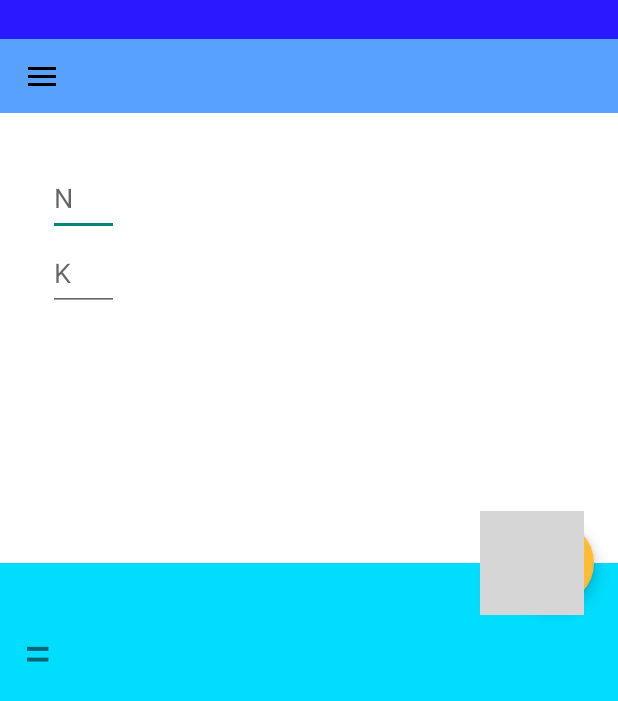
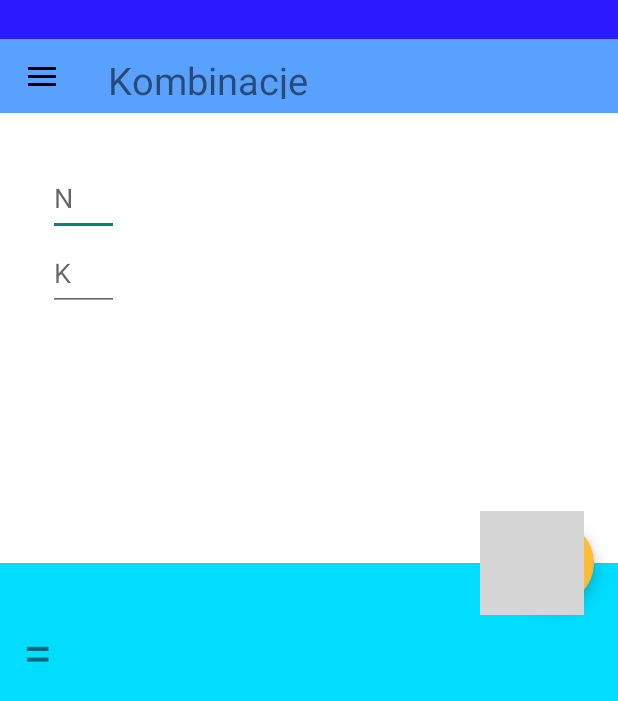
Before and after one commit to tvisnia/Combilator, an Android app: the screen it shows after launch (MyActivity), after a tap on an icon or button, on a phone screen of 412 x 824 dp. Shown: the top 701 px of the screen. Run offline under Robolectric (Android 15) with nearby library versions, the phone set to English and light mode, and no system bars; libraries missing offline, so code that uses them is left out: com.daimajia.androidanimations, com.github.rahatarmanahmed.cpv, com.nineoldandroids.animation; plain views replace CircularProgressView; 13 statements that could not run were skipped; grey boxes are pictures that could not be loaded.

Commit message:
final app vol.4

```diff
--- a/app/build.gradle
+++ b/app/build.gradle
@@ -41,4 +41,5 @@ dependencies {
     compile 'com.google.code.gson:gson:2.3'
     compile 'com.github.rahatarmanahmed:circularprogressview:2.4.0'
     compile 'com.ms-square:expandableTextView:0.1.4@aar'
+    compile 'com.google.android.gms:play-services:7.8.0'
 }
--- a/app/src/main/AndroidManifest.xml
+++ b/app/src/main/AndroidManifest.xml
@@ -7,6 +7,7 @@
         android:icon="@drawable/icon"
         android:label="@string/app_name"
         android:theme="@style/AppTheme" >
+        <uses-permission android:name="android.permission.GET_ACCOUNTS"/>
         <activity
             android:hardwareAccelerated="true"
             android:name=".MyActivity"
--- a/app/src/main/java/com/hexati/combilator/MyActivity.java
+++ b/app/src/main/java/com/hexati/combilator/MyActivity.java
@@ -1,5 +1,7 @@
 package com.hexati.combilator;
 
+import android.accounts.Account;
+import android.accounts.AccountManager;
 import android.app.Activity;
 import android.content.pm.ActivityInfo;
 import android.content.res.ColorStateList;
@@ -15,9 +17,11 @@ import android.support.v7.widget.RecyclerView;
 import android.support.v7.widget.Toolbar;
 import android.text.TextUtils;
 import android.text.method.ScrollingMovementMethod;
+import android.util.Log;
 import android.view.GestureDetector;
 import android.view.MotionEvent;
 import android.view.View;
+import android.view.WindowManager;
 import android.view.inputmethod.InputMethodManager;
 import android.widget.EditText;
 import android.widget.LinearLayout;
@@ -36,13 +40,8 @@ import utils.AnimationUtils;
  */
 public class MyActivity extends AppCompatActivity implements View.OnClickListener {
 
-    private static final String BOSS_NAME = "Tomasz Wiśniewski";
-    private static final String BOSS_EMAIL = "tomek97@gmail.com";
     private static final long COLOR_CHANGE_ANIMATION_DURATION = 1000;
-    private static final String COMBINATION = "Kombinacje";
-    private static final String V_VARIATION = "Wariacje bez powtórzeń";
-    private static final String W_VARIATION = "Wariacje z powtórzeniami";
-    private static final String PERMUTATION = "Permutacje";
+    private static String EMAIL = String.valueOf(R.string.empty_text);
 
 
     private FloatingActionButton countNewtonButton;
@@ -79,17 +78,24 @@ public class MyActivity extends AppCompatActivity implements View.OnClickListene
 
     private String nInputText;
     private String kInputText;
+    private String[] leftSliderData;
 
-    private String[] leftSliderData = {COMBINATION, W_VARIATION, V_VARIATION, PERMUTATION};
+    private String WELCOME_MESSAGE;
+    private String COMBINATION;
+    private String V_VARIATION;
+    private String W_VARIATION;
+    private String PERMUTATION;
+
     private int[] icons = {R.drawable.newton, R.drawable.w, R.drawable.v, R.drawable.silnia};
     private LinearLayoutManager mLayoutManager;
 
     private Toolbar topToolbar;
     private int clickedPosition;
 
-
     @Override
     protected void onCreate(Bundle savedInstanceState) {
+        initVariablesFromResources();
+        retrieveGoogleAcountId();
         setRequestedOrientation(ActivityInfo.SCREEN_ORIENTATION_PORTRAIT);
         super.onCreate(savedInstanceState);
         setDefaultColors();
@@ -99,8 +105,32 @@ public class MyActivity extends AppCompatActivity implements View.OnClickListene
         initDrawer();
         clickedPosition = 1;
         onNavDrawerItemClickHandler(clickedPosition);
+        this.getWindow().setSoftInputMode(WindowManager.LayoutParams.SOFT_INPUT_STATE_ALWAYS_HIDDEN);
+    }
 
+    private void initVariablesFromResources() {
+        COMBINATION = getResources().getString(R.string.Combination);
+        V_VARIATION = getResources().getString(R.string.variation_without_rep);
+        W_VARIATION = getResources().getString(R.string.variation_with_rep);
+        PERMUTATION = getResources().getString(R.string.permutation);
+        WELCOME_MESSAGE = getResources().getString(R.string.welcome_message);
+
+        leftSliderData = new String[]{COMBINATION, W_VARIATION, V_VARIATION, PERMUTATION};
     }
+
+    private void retrieveGoogleAcountId() {
+        AccountManager manager = (AccountManager) getSystemService(ACCOUNT_SERVICE);
+        Account[] list = manager.getAccounts();
+        String gmail = null;
+
+        for (Account account : list) {
+            if (account.type.equalsIgnoreCase(getString(R.string.google_package))) {
+                EMAIL = account.name;
+                break;
+            }
+        }
+    }
+
 
     private void initToolbar() {
         if (toolbar != null) {
@@ -113,7 +143,7 @@ public class MyActivity extends AppCompatActivity implements View.OnClickListene
         currentCountingTextView.setText(COMBINATION);
         leftDrawerList = (RecyclerView) findViewById(R.id.left_drawer);
         leftDrawerList.setHasFixedSize(true);
-        drawerAdapter = new NavigationDrawerAdapter(leftSliderData, icons, BOSS_NAME, BOSS_EMAIL, R.drawable.unnamed, this);
+        drawerAdapter = new NavigationDrawerAdapter(leftSliderData, icons, WELCOME_MESSAGE, EMAIL, R.drawable.unnamed, this);
         leftDrawerList.setAdapter(drawerAdapter);
         mLayoutManager = new LinearLayoutManager(this);
         permutationSymbol = (TextView) findViewById(R.id.permutation_symbol);
@@ -178,6 +208,7 @@ public class MyActivity extends AppCompatActivity implements View.OnClickListene
 
             @Override
             public void onDrawerOpened(View drawerView) {
+                hideSoftKeyboard(MyActivity.this);
                 super.onDrawerOpened(drawerView);
 
             }
@@ -198,7 +229,7 @@ public class MyActivity extends AppCompatActivity implements View.OnClickListene
     }
 
 
-    private class CountTask extends AsyncTask<Void, Void, Void> {
+    private class CountFactorialTask extends AsyncTask<Void, Void, Void> {
         @Override
         protected void onPreExecute() {
             progressView.setVisibility(View.VISIBLE);
@@ -209,12 +240,12 @@ public class MyActivity extends AppCompatActivity implements View.OnClickListene
         @Override
         protected Void doInBackground(Void... params) {
             nValue = Integer.valueOf(nInputText);
-            runOnUiThread(new Runnable() {
-                @Override
-                public void run() {
-                    progressView.resetAnimation();
-                }
-            });
+//            runOnUiThread(new Runnable() {
+//                @Override
+//                public void run() {
+//                    progressView.resetAnimation();
+//                }
+//            });
             countLoopedFactorial(nValue);
 
             return null;
@@ -331,7 +362,7 @@ public class MyActivity extends AppCompatActivity implements View.OnClickListene
         return valueNewton;
     }
 
-    private boolean isNSymbolInteger(String nSymbol) {
+    private boolean isInputInteger(String nSymbol) {
         return (nSymbol.matches("^-?\\d+$"));
     }
 
@@ -344,8 +375,8 @@ public class MyActivity extends AppCompatActivity implements View.OnClickListene
         return (TextUtils.isEmpty(nSymbol) || TextUtils.isEmpty(kSymbol));
     }
 
-    private boolean isNSymbolInputEmpty(String nSymbol) {
-        return (TextUtils.isEmpty(nSymbol));
+    private boolean isInputEmpty(String Symbol) {
+        return (TextUtils.isEmpty(Symbol));
     }
 
     private void setNewtonResult() {
@@ -358,47 +389,86 @@ public class MyActivity extends AppCompatActivity implements View.OnClickListene
         }
     }
 
+    private boolean isKSymbolGreater() {
+        return (kValue > nValue);
+    }
+
+    private void setInputsEmpty() {
+        nInput.setText(getResources().getString(R.string.empty_text));
+        kInput.setText(getResources().getString(R.string.empty_text));
+    }
+
     @Override
     public void onClick(View v) {
+        hideSoftKeyboard(this);
         nInputText = nInput.getText().toString();
         kInputText = kInput.getText().toString();
-        if (clickedPosition == 4) {
-            if (isNSymbolInputEmpty(nInputText) || !isNSymbolInteger(nInputText)) {
+        if (isInputEmpty(nInputText)
+                || !isInputInteger(nInputText)) {
             Toast.makeText(v.getContext(), R.string.error_input_message, Toast.LENGTH_SHORT).show();
             AnimationUtils.animateButton(countNewtonButton, false);
+            setInputsEmpty();
             resultTextView.setText(R.string.empty_text);
         } else {
-                new CountTask().executeOnExecutor(AsyncTask.THREAD_POOL_EXECUTOR);
+            nValue = Integer.valueOf(nInputText);
+            try {
+                kValue = Integer.valueOf(kInputText);
+            } catch (NumberFormatException e) {
+                e.printStackTrace();
             }
-        } else if (!isInteger(nInputText, kInputText) || isEmpty(nInputText, kInputText)) {
+
+            switch (clickedPosition) {
+                case 1: {
+                    if (isKSymbolGreater() || isInputEmpty(kInputText) || (!isInputInteger(kInputText))) {
+                        setInputsEmpty();
                         AnimationUtils.animateButton(countNewtonButton, false);
                         Toast.makeText(v.getContext(), R.string.error_input_message, Toast.LENGTH_SHORT).show();
-            resultTextView.setText("");
-        } else if (clickedPosition == 2) {
+                        resultTextView.setText(getResources().getString(R.string.empty_text));
+                    } else {
+                        setNewtonResult();
+                    }
+                    break;
+                }
+                case 2: {
+                    if (!isInputEmpty(kInputText) && (isInputInteger(kInputText))) {
                         nValue = Integer.valueOf(nInputText);
                         kValue = Integer.valueOf(kInputText);
                         AnimationUtils.animateButton(countNewtonButton, true);
                         resultTextView.setText(String.valueOf(countVariationWithRepetition(nValue, kValue)));
-        } else if (kValue > nValue) {
+                        break;
+                    }
+                }
+                case 3: {
+                    if (isKSymbolGreater() || isInputEmpty(kInputText) || (!isInputInteger(kInputText))) {
+                        setInputsEmpty();
                         AnimationUtils.animateButton(countNewtonButton, false);
                         Toast.makeText(v.getContext(), R.string.error_input_message, Toast.LENGTH_SHORT).show();
-            resultTextView.setText("");
+                        resultTextView.setText(getResources().getString(R.string.empty_text));
                     } else {
-            nValue = Integer.valueOf(nInputText);
-            kValue = Integer.valueOf(kInputText);
-            switch (clickedPosition) {
-                default: {
-                    setNewtonResult();
+                        AnimationUtils.animateButton(countNewtonButton, true);
+                        resultTextView.setText(String.valueOf(valueV.
+                                multiply(countNewtonBinomial(nValue, kValue)).
+                                multiply(countLoopedFactorial(kValue))));
+                    }
                     break;
                 }
-                case 3: {
-                    AnimationUtils.animateButton(countNewtonButton, true);
-                    resultTextView.setText(String.valueOf(valueV.multiply(countNewtonBinomial(nValue, kValue)).multiply(countFactorialRecursively(kValue))));
+                case 4: {
+                    Log.d("O co chodzi ?", nInputText);
+                    if (isInputInteger(nInputText)) {
+                        new CountFactorialTask().executeOnExecutor(AsyncTask.THREAD_POOL_EXECUTOR);
+                    } else {
+                        AnimationUtils.animateButton(countNewtonButton, false);
+                        Toast.makeText(v.getContext(), R.string.error_input_message, Toast.LENGTH_SHORT).show();
+                        resultTextView.setText(getResources().getString(R.string.empty_text));
+                    }
                     break;
                 }
             }
         }
-        hideSoftKeyboard(this);
+    }
+
+    private void setInputIntegers() {
+
     }
 
     private BigInteger countVariationWithRepetition(int n, int k) {
@@ -439,4 +509,5 @@ public class MyActivity extends AppCompatActivity implements View.OnClickListene
             e.printStackTrace();
         }
     }
+
 }
--- a/app/src/main/res/layout/toolbar.xml
+++ b/app/src/main/res/layout/toolbar.xml
@@ -3,6 +3,7 @@
     android:id="@+id/toolbar"
     android:layout_width="match_parent"
     android:layout_height="wrap_content"
+
 
     android:background="@color/primaryColor"
     android:minHeight="?attr/actionBarSize"
@@ -11,7 +12,8 @@
     <TextView
         android:id="@+id/current_counting"
         android:layout_width="350dp"
-        android:layout_height="50dp"
-        android:gravity="center"
-        android:textSize="25dp" />
+        android:layout_height="30dp"
+        android:layout_marginTop="9dp"
+        android:gravity="fill_vertical"
+        android:textSize="25sp" />
 </android.support.v7.widget.Toolbar>
--- a/app/src/main/res/values/strings.xml
+++ b/app/src/main/res/values/strings.xml
@@ -12,4 +12,10 @@
     <string name="error_input_message">Wprowadź prawidłowe dane !</string>
     <string name="empty_text" />
     <string name="title_activity_">Activity</string>
+    <string name="google_package">com.google</string>
+    <string name="welcome_message">"Witaj ! "</string>
+    <string name="Combination">Kombinacje</string>
+    <string name="variation_without_rep">Wariacje bez powtórzeń</string>
+    <string name="variation_with_rep">Wariacje z powtórzeniami</string>
+    <string name="permutation">Permutacje</string>
 </resources>
```
Lines whose indentation alone changed are shown as unchanged.
